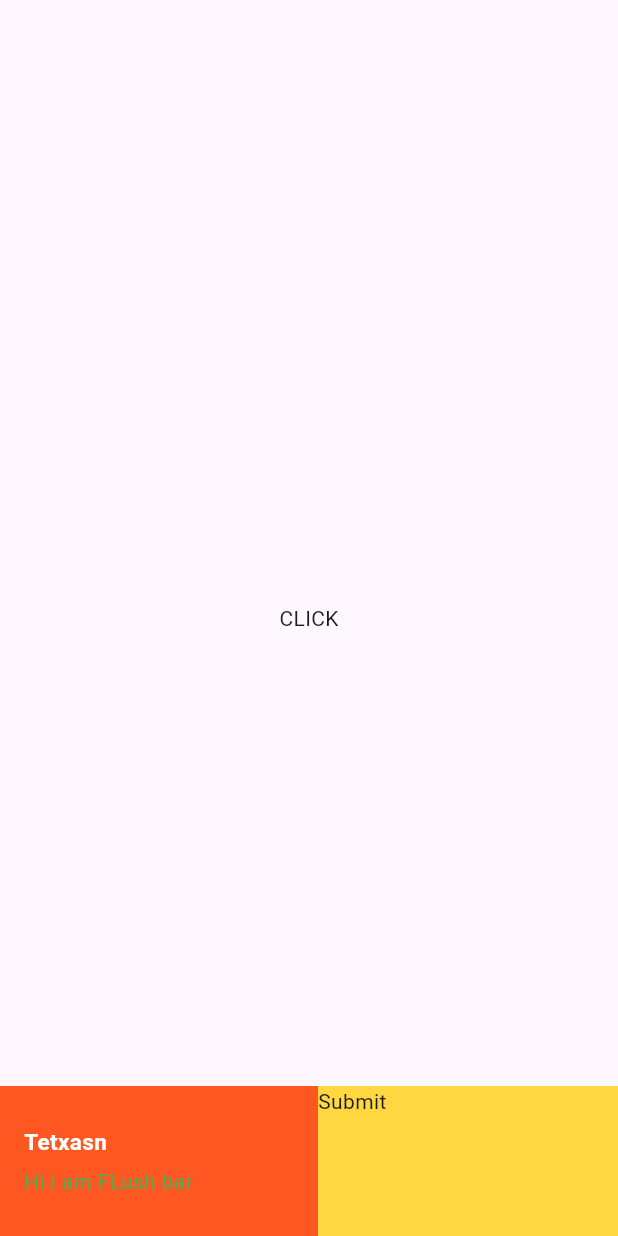
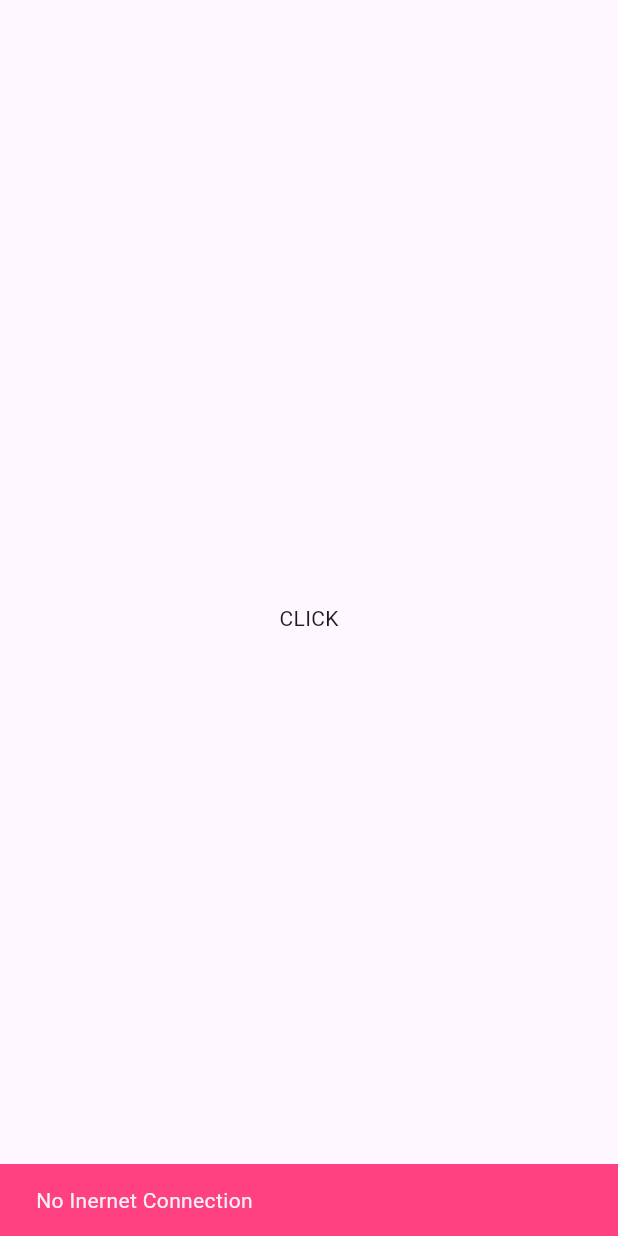
Before and after one commit to zainsh098/flutter_mvvm_provider_2023, a Flutter app: the screen it shows after launch, after a tap on "CLICK", on a phone screen of 412 x 824 dp. Run offline on Flutter 3.47's test engine with Material 2 defaults, Android fonts, the phone set to English and light mode, and no system bars; drawn by our look-alikes of another_flushbar; our stand-ins replace fluttertoast.

Commit message:
SnackBar added utils

```diff
--- a/lib/utils/utils.dart
+++ b/lib/utils/utils.dart
@@ -14,22 +14,18 @@ class Utils {
         msg: message);
   }
 
-
-  static void flushbarErrorMessage(String message ,BuildContext context)
-  {
-    showFlushbar(context: context,
-        flushbar:Flushbar(
+  static void flushbarErrorMessage(String message, BuildContext context) {
+    showFlushbar(
+      context: context,
+      flushbar: Flushbar(
         forwardAnimationCurve: Curves.decelerate,
         reverseAnimationCurve: Curves.easeInOut,
         positionOffset: 20,
-
-
-
-
         message: message,
         backgroundColor: Colors.deepOrange,
-          title:'Tetxasn',messageColor: Colors.green,
-          mainButton:GestureDetector(
+        title: 'Tetxasn',
+        messageColor: Colors.green,
+        mainButton: GestureDetector(
           onTap: () {
             Navigator.pushNamed(context, RoutesName.home);
           },
@@ -38,22 +34,23 @@ class Utils {
             width: 200,
             color: Colors.amberAccent,
             child: Text('Submit '),
+          ),
+        ),
+        duration: Duration(seconds: 10),
+      )..show(context),
+    );
+  }
 
 
-            ),
-          ),
+    static snackBar(String message,BuildContext context)
+    {
+      return ScaffoldMessenger.of(context).showSnackBar(
+          SnackBar(content:Text(message),
+          backgroundColor: Colors.pinkAccent,
+            duration: Duration(seconds: 10),
 
 
-
-
-          duration: Duration(seconds: 10),
-
-        )..show(context),);
-
-
-
-
-  }
+          ));
 
 
 
@@ -63,3 +60,7 @@ class Utils {
 
 
     }
+
+
+
+}
--- a/lib/view/login_screen.dart
+++ b/lib/view/login_screen.dart
@@ -21,7 +21,9 @@ class _LoginScreenState extends State<LoginScreen> {
           onTap: (){
            // Navigator.pushNamed(context, RoutesName.home);
             //Utils.toastMessage('FLutter toast---------');
-            Utils.flushbarErrorMessage('Hi i am FLush bar', context);
+            //Utils.flushbarErrorMessage('Hi i am FLush bar', context);
+            Utils.snackBar('No Inernet Connection', context);
+
           },
 
           child: const Text('CLICK'),
```
Lines whose indentation alone changed are shown as unchanged.
